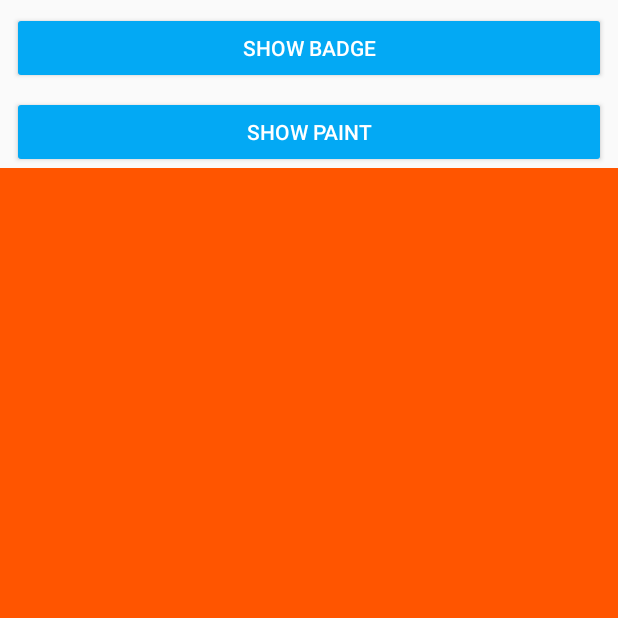
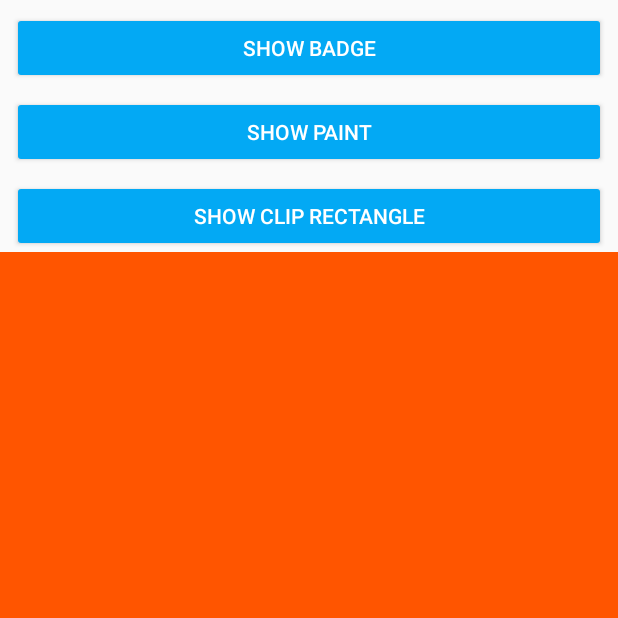
Before and after one commit to zac4j/view-component, an Android app: the screen it shows after launch (MainActivity), after a tap on "SHOW PAINT", on a phone screen of 412 x 824 dp, the top half of it. Run offline under Robolectric (Android 15) with nearby library versions, the phone set to English and light mode, and no system bars; our stand-ins replace data binding; 1 statement that could not run was skipped.

Commit message:
[feature] add clipped rectangle view

```diff
--- a/app/src/main/java/com/zac4j/sample/MainActivity.kt
+++ b/app/src/main/java/com/zac4j/sample/MainActivity.kt
@@ -27,13 +27,26 @@ class MainActivity : AppCompatActivity(), OnClickListener {
 //        badgeView.show()
       }
       id.main_btn_show_paint -> {
-        val fragment = supportFragmentManager.findFragmentById(id.main_container)
-        if (fragment == null) {
-          val page = MiniPaintFragment()
-          supportFragmentManager.beginTransaction()
-              .add(id.main_container, page)
-              .commit()
+        var fragment = supportFragmentManager.findFragmentById(id.main_container)
+        val ft = supportFragmentManager.beginTransaction()
+        if (fragment != null) {
+          ft.remove(fragment)
         }
+
+        fragment = CustomViewFragment.newInstance(CustomViewFragment.VIEW_TYPE_MINI_PAINT)
+        ft.add(id.main_container, fragment)
+            .commit()
+      }
+      id.main_btn_show_rect -> {
+        var fragment = supportFragmentManager.findFragmentById(id.main_container)
+        val ft = supportFragmentManager.beginTransaction()
+        if (fragment != null) {
+          ft.remove(fragment)
+        }
+
+        fragment = CustomViewFragment.newInstance(CustomViewFragment.VIEW_TYPE_CLIP_RECT)
+        ft.add(id.main_container, fragment)
+            .commit()
       }
     }
   }
--- a/app/src/main/java/com/zac4j/sample/MiniPaintFragment.kt
+++ b/app/src/main/java/com/zac4j/sample/MiniPaintFragment.kt
@@ -5,6 +5,7 @@ import android.view.LayoutInflater
 import android.view.View
 import android.view.ViewGroup
 import androidx.fragment.app.Fragment
+import com.zac4j.widget.ClippedView
 import com.zac4j.widget.MiniPaint
 
 /**
@@ -13,16 +14,48 @@ import com.zac4j.widget.MiniPaint
  * @author: zac
  * @date: 2020/9/9
  */
-class MiniPaintFragment : Fragment() {
+class CustomViewFragment : Fragment() {
+
+  companion object {
+    private const val ARGS_VIEW_TYPE = "view_type"
+
+    const val VIEW_TYPE_MINI_PAINT = 0x101
+    const val VIEW_TYPE_CLIP_RECT = 0x102
+
+    fun newInstance(viewType: Int): CustomViewFragment {
+      val args = Bundle()
+      args.putInt(ARGS_VIEW_TYPE, viewType)
+      val fragment = CustomViewFragment()
+      fragment.arguments = args
+      return fragment
+    }
+  }
+
+  private var mViewType: Int? = VIEW_TYPE_MINI_PAINT
+
+  override fun onCreate(savedInstanceState: Bundle?) {
+    super.onCreate(savedInstanceState)
+    arguments?.takeIf { it.containsKey(ARGS_VIEW_TYPE) }
+        ?.let {
+          mViewType = it.getInt(ARGS_VIEW_TYPE)
+        }
+  }
 
   override fun onCreateView(
     inflater: LayoutInflater,
     container: ViewGroup?,
     savedInstanceState: Bundle?
   ): View? {
-    val painter = MiniPaint(requireContext())
-    painter.systemUiVisibility = View.SYSTEM_UI_FLAG_FULLSCREEN
-    painter.contentDescription = getString(R.string.canvasContentDescription)
-    return painter
+    return when (mViewType) {
+      VIEW_TYPE_CLIP_RECT -> {
+        return ClippedView(requireContext())
+      }
+      VIEW_TYPE_MINI_PAINT -> {
+        val painter = MiniPaint(requireContext())
+        painter.contentDescription = getString(R.string.canvasContentDescription)
+        return painter
+      }
+      else -> super.onCreateView(inflater, container, savedInstanceState)
+    }
   }
 }
--- a/app/src/main/res/layout/activity_main.xml
+++ b/app/src/main/res/layout/activity_main.xml
@@ -40,6 +40,20 @@
       app:layout_constraintStart_toStartOf="parent"
       app:layout_constraintTop_toBottomOf="@id/main_btn_show_badge" />
 
+    <Button
+      android:id="@id/main_btn_show_rect"
+      style="@style/Widget.AppCompat.Button.Colored"
+      android:layout_width="0dp"
+      android:layout_height="48dp"
+      android:layout_marginStart="8dp"
+      android:layout_marginTop="8dp"
+      android:layout_marginEnd="8dp"
+      android:onClick="onClick"
+      android:text="@string/show_rect"
+      app:layout_constraintEnd_toEndOf="parent"
+      app:layout_constraintStart_toStartOf="parent"
+      app:layout_constraintTop_toBottomOf="@id/main_btn_show_paint" />
+
     <FrameLayout
       android:id="@+id/main_container"
       android:layout_width="0dp"
@@ -47,7 +61,7 @@
       app:layout_constraintBottom_toBottomOf="parent"
       app:layout_constraintEnd_toEndOf="parent"
       app:layout_constraintStart_toStartOf="parent"
-      app:layout_constraintTop_toBottomOf="@id/main_btn_show_paint" />
+      app:layout_constraintTop_toBottomOf="@id/main_btn_show_rect" />
 
   </androidx.constraintlayout.widget.ConstraintLayout>
 </layout>
--- a/app/src/main/res/values/ids.xml
+++ b/app/src/main/res/values/ids.xml
@@ -3,4 +3,5 @@
   <item name="main_tv_text" type="id"/>
   <item name="main_btn_show_badge" type="id"/>
   <item name="main_btn_show_paint" type="id"/>
+  <item name="main_btn_show_rect" type="id"/>
 </resources>
--- a/app/src/main/res/values/strings.xml
+++ b/app/src/main/res/values/strings.xml
@@ -2,4 +2,5 @@
   <string name="app_name">ViewComponent</string>
   <string name="show_badge">show badge</string>
   <string name="show_paint">show paint</string>
+  <string name="show_rect">show clip rectangle</string>
 </resources>
--- a/widget/src/main/res/values/strings.xml
+++ b/widget/src/main/res/values/strings.xml
@@ -2,4 +2,9 @@
   <string name="app_name">View</string>
   <string name="canvasContentDescription">Mini Paint is a simple line drawing app.
    Drag your fingers to draw. Rotate the phone to clear.</string>
+
+  <string name="clipping">Clipping</string>
+  <string name="translated">translated text</string>
+  <string name="skewed">"Skewed and "</string>
+
 </resources>
```
Also changed, not shown: widget/src/main/java/com/zac4j/widget/ClippedView.kt (added, +158 -0 lines), widget/src/main/res/values/dimens.xml (added, +16 -0 lines).
